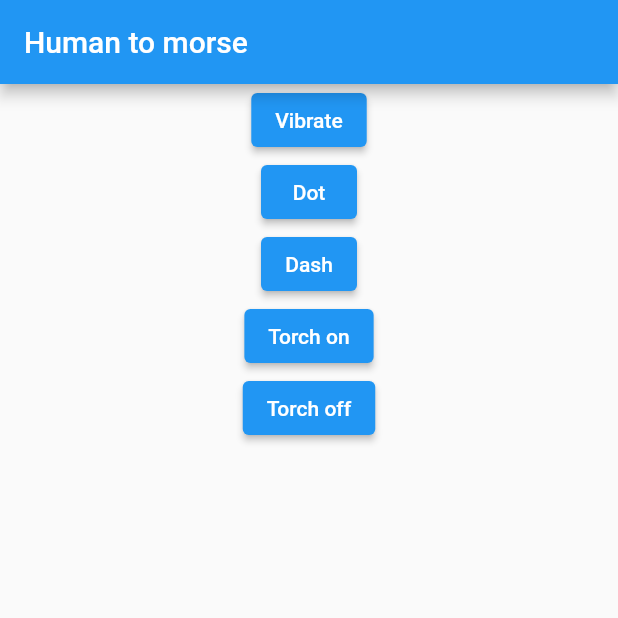
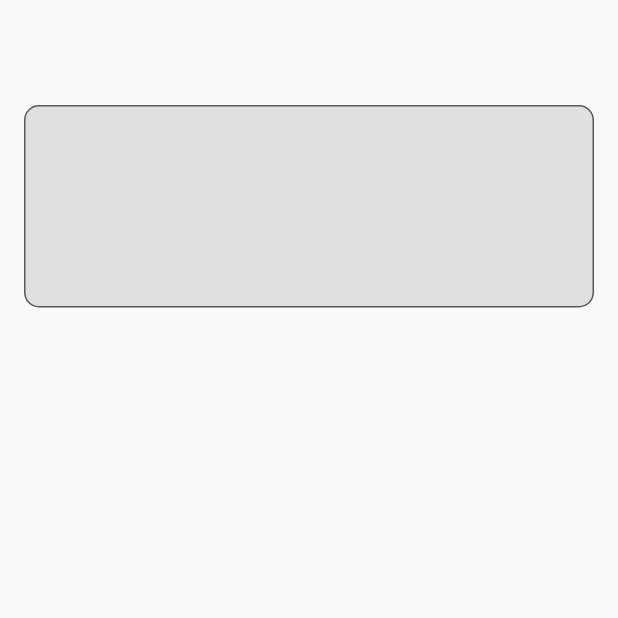
Before and after one commit to M3nny/Morsay, a Flutter app: the screen it shows after launch, on a phone screen of 412 x 824 dp, the top half of it. Run offline on Flutter 3.47's test engine with Material 2 defaults, Android fonts, the phone set to English and light mode, and no system bars; our stand-ins replace audioplayers, flutter_svg, vibration; missing offline and left inert: flashlight.

Commit message:
Add textfield

```diff
--- a/lib/main.dart
+++ b/lib/main.dart
@@ -1,7 +1,10 @@
+// ignore_for_file: prefer_const_constructors
+
 import 'package:flutter/material.dart';
 import 'package:vibration/vibration.dart';
 import 'package:audioplayers/audio_cache.dart';
 import 'package:flashlight/flashlight.dart';
+import 'package:flutter_svg/flutter_svg.dart';
 
 void main() => runApp(const Human2Morse());
 
@@ -12,50 +15,28 @@ class Human2Morse extends StatelessWidget {
   Widget build(BuildContext context) {
     return MaterialApp(
       home: Scaffold(
-        appBar: AppBar(
-          title: const Text('Human to morse'),
-        ),
-        body: Builder(
-          builder: (BuildContext context) {
-            return Center(
-              child: Column(
-                children: <Widget>[
-                  ElevatedButton(
-                    child: const Text('Vibrate'),
-                    onPressed: () {
-                      Vibration.vibrate();
-                    },
+        body: Column(
+          children: <Widget>[
+            Expanded(
+              child: Align(
+                alignment: Alignment.topCenter,
+                child: Container(
+                  margin: EdgeInsets.only(top: 70),
+                  width: 380,
+                  child: TextField(
+                    maxLines: 5,
+                    decoration: InputDecoration(
+                      border: OutlineInputBorder(
+                          borderRadius: BorderRadius.circular(10)),
+                      //hintText: "translate from human",
+                      fillColor: Colors.grey[300],
+                      filled: true,
+                    ),
                   ),
-                  ElevatedButton(
-                    child: const Text('Dot'),
-                    onPressed: () {
-                      final player = AudioCache();
-                      player.play('audio/dot.mp3');
-                    },
-                  ),
-                  ElevatedButton(
-                    child: const Text('Dash'),
-                    onPressed: () {
-                      final player = AudioCache();
-                      player.play('audio/dash.mp3');
-                    },
-                  ),
-                  ElevatedButton(
-                    child: const Text('Torch on'),
-                    onPressed: () {
-                      Flashlight.lightOn();
-                    },
-                  ),
-                  ElevatedButton(
-                    child: const Text('Torch off'),
-                    onPressed: () {
-                      Flashlight.lightOff();
-                    },
-                  ),
-                ],
+                ),
               ),
-            );
-          },
+            ),
+          ],
         ),
       ),
     );
```
